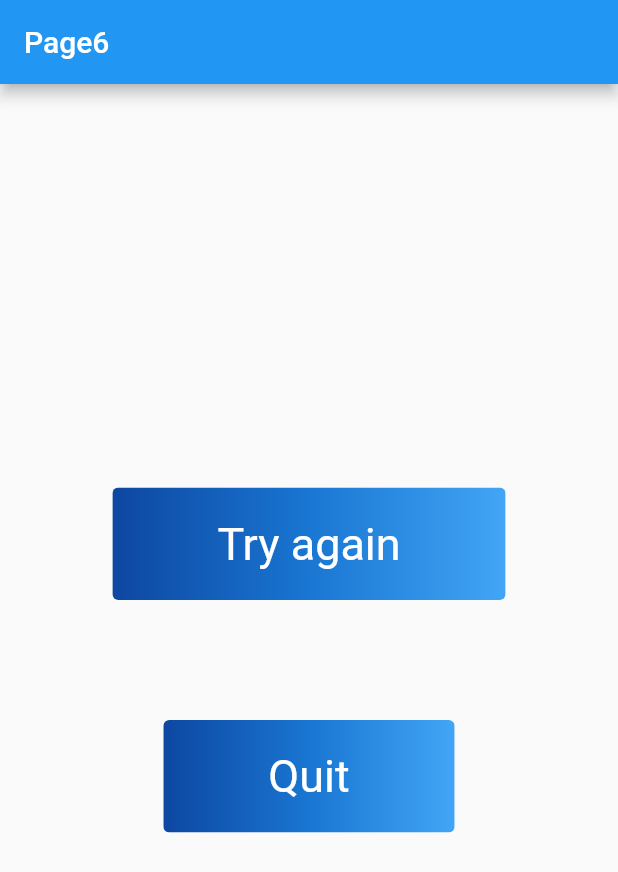
After one commit to isseiM0312/ChonChon, a Flutter app: the Page6 screen opened directly, after a tap on "Quit", on a phone screen of 412 x 824 dp. The commit adds this screen. Shown: the top 872 px of the screen. Run offline on Flutter 3.47's test engine with Material 2 defaults, Android fonts, the phone set to English and light mode, and no system bars; our stand-ins replace cloud_firestore, firebase_auth, firebase_core; accounts and stored records are empty.

Commit message:
[Add] page5 & page 6

```diff
--- /dev/null
+++ b/chonchon/lib/Page5.dart
@@ -0,0 +1,52 @@
+import 'dart:async';
+
+import 'package:flutter/material.dart';
+import 'package:intl/intl.dart';
+import 'package:chonchon/Page6.dart';
+
+class Page5 extends StatefulWidget {
+  @override
+  _Page5State createState() => new _Page5State();
+}
+
+class _Page5State extends State<Page5> {
+  late DateTime timeLeft;
+
+  @override
+  void initState() {
+    const List<int> invDurationArray = [0, 10];
+    final invDuration =
+        Duration(minutes: invDurationArray[0], seconds: invDurationArray[1]);
+    timeLeft = DateTime(0, 0, 0, 0, invDurationArray[0], invDurationArray[1]);
+    Timer.periodic(Duration(seconds: 1), setLeftTime);
+    Timer(invDuration, handleTimeout);
+  }
+
+  @override
+  Widget build(BuildContext context) {
+    return Scaffold(
+        appBar: AppBar(
+          title: Text("Page5"),
+          automaticallyImplyLeading: false,
+        ),
+        body: Column(children: [
+          Text("This page is Page5"),
+          Text(
+            DateFormat.ms().format(timeLeft),
+            style: Theme.of(context).textTheme.headline2,
+          )
+        ]));
+  }
+
+  void setLeftTime(Timer timer) {
+    setState(() {
+      timeLeft = timeLeft.add(Duration(seconds: -1));
+    });
+  }
+
+  void handleTimeout() {
+    Navigator.of(context).push(MaterialPageRoute(builder: (context) {
+      return Page6();
+    }));
+  }
+}
--- /dev/null
+++ b/chonchon/lib/Page6.dart
@@ -0,0 +1,89 @@
+import 'package:flutter/material.dart';
+import 'package:chonchon/Page5.dart';
+
+class Page6 extends StatefulWidget {
+  @override
+  _Page6State createState() => new _Page6State();
+}
+
+class _Page6State extends State<Page6> {
+  @override
+  Widget build(BuildContext context) {
+    return Scaffold(
+        appBar: AppBar(
+          title: Text("Page6"),
+          automaticallyImplyLeading: false,
+        ),
+        body: Center(
+            child: Column(
+                mainAxisAlignment: MainAxisAlignment.center,
+                children: <Widget>[
+              ClipRRect(
+                borderRadius: BorderRadius.circular(4),
+                child: Stack(
+                  children: <Widget>[
+                    Positioned.fill(
+                      child: Container(
+                        decoration: const BoxDecoration(
+                          gradient: LinearGradient(
+                            colors: <Color>[
+                              Color(0xFF0D47A1),
+                              Color(0xFF1976D2),
+                              Color(0xFF42A5F5),
+                            ],
+                          ),
+                        ),
+                      ),
+                    ),
+                    TextButton(
+                      style: TextButton.styleFrom(
+                        padding: const EdgeInsets.only(
+                            top: 20, bottom: 20, right: 70, left: 70),
+                        primary: Colors.white,
+                        textStyle: const TextStyle(fontSize: 30),
+                      ),
+                      onPressed: () => {
+                        Navigator.of(context)
+                            .push(MaterialPageRoute(builder: (context) {
+                          return Page5();
+                        }))
+                      },
+                      child: const Text('Try again'),
+                    ),
+                  ],
+                ),
+              ),
+              const SizedBox(height: 80),
+              ClipRRect(
+                borderRadius: BorderRadius.circular(4),
+                child: Stack(
+                  children: <Widget>[
+                    Positioned.fill(
+                      child: Container(
+                        decoration: const BoxDecoration(
+                          gradient: LinearGradient(
+                            colors: <Color>[
+                              Color(0xFF0D47A1),
+                              Color(0xFF1976D2),
+                              Color(0xFF42A5F5),
+                            ],
+                          ),
+                        ),
+                      ),
+                    ),
+                    TextButton(
+                      style: TextButton.styleFrom(
+                        padding: const EdgeInsets.only(
+                            top: 20, bottom: 20, right: 70, left: 70),
+                        primary: Colors.white,
+                        textStyle: const TextStyle(fontSize: 30),
+                      ),
+                      onPressed: () {},
+                      child: const Text('Quit'),
+                    ),
+                  ],
+                ),
+              ),
+            ])));
+  }
+}
--- a/chonchon/pubspec.yaml
+++ b/chonchon/pubspec.yaml
@@ -90,3 +90,5 @@ flutter:
   #
   # For details regarding fonts from package dependencies,
   # see https://flutter.dev/custom-fonts/#from-packages
+module:
+  androidX: true # Add this line.
```
Also changed, not shown: chonchon/lib/main.dart (+5 -66 lines).
